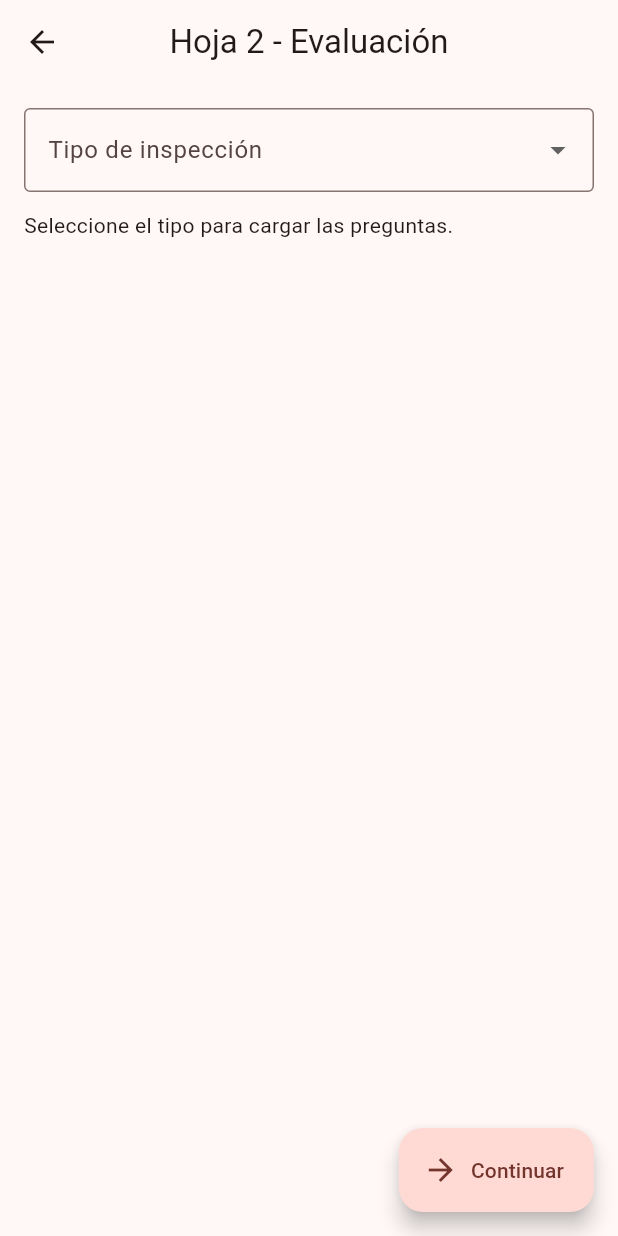
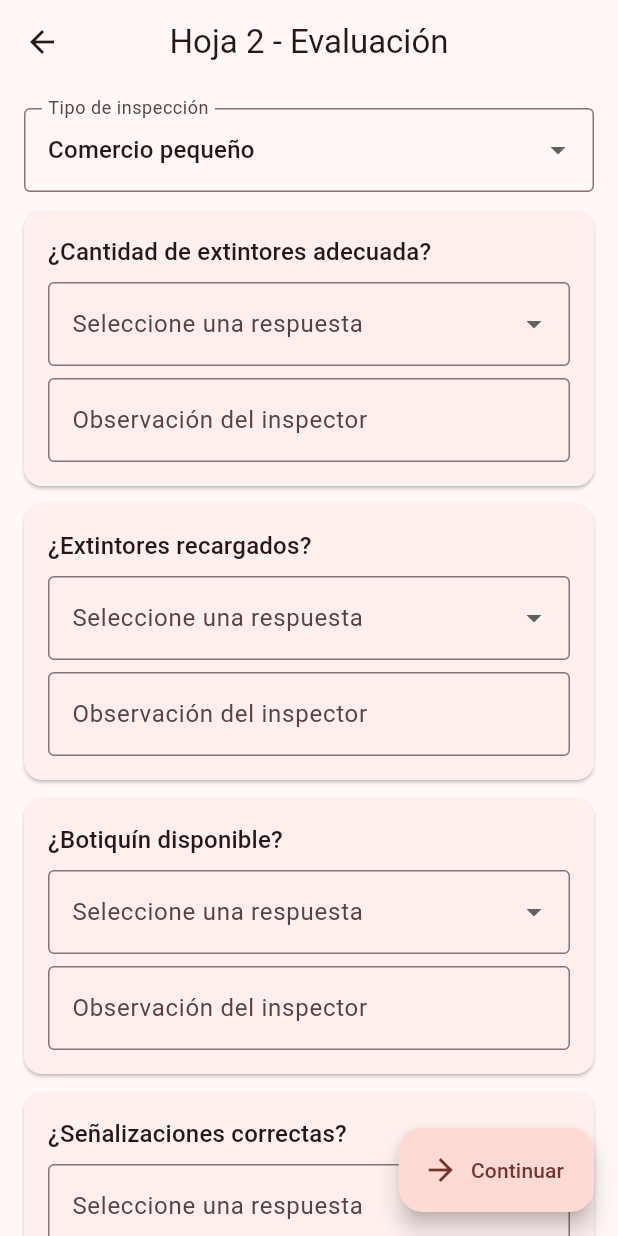
Before and after one commit to ranger22ss/cbvsa_inspecciones, a Flutter app: the EvaluationPage screen opened directly with empty values, on a phone screen of 412 x 824 dp. Run offline on Flutter 3.47's test engine with Material 3 defaults, Android fonts, the phone set to English and light mode, and no system bars; our stand-ins replace flutter_riverpod, go_router, image_picker, pdf, printing, supabase_flutter; accounts and stored records are empty; network calls fail.

Commit message:
Normalize inspection template codes

```diff
--- a/lib/core/templates.dart
+++ b/lib/core/templates.dart
@@ -6,7 +6,7 @@ class Question {
 }
 
 class TemplateDef {
-  final String code; // 'pequeno', 'grande', ...
+  final String code; // 'comercio_pequeno', 'comercio_grande', ...
   final String name;
   final int passingScore; // puntaje mínimo para “aprobado”
   final List<Question> questions;
@@ -21,7 +21,7 @@ class TemplateDef {
 
 const templates = <TemplateDef>[
   TemplateDef(
-    code: 'pequeno',
+    code: 'comercio_pequeno',
     name: 'Comercio pequeño',
     passingScore: 70,
     questions: [
@@ -33,7 +33,7 @@ const templates = <TemplateDef>[
     ],
   ),
   TemplateDef(
-    code: 'grande',
+    code: 'comercio_grande',
     name: 'Comercio grande',
     passingScore: 80,
     questions: [
@@ -45,7 +45,7 @@ const templates = <TemplateDef>[
     ],
   ),
   TemplateDef(
-    code: 'estacion',
+    code: 'estacion_servicio',
     name: 'Estación de servicio',
     passingScore: 85,
     questions: [
@@ -70,6 +70,25 @@ const templates = <TemplateDef>[
   ),
 ];
 
+String normalizeTemplateCode(String? code) {
+  switch (code) {
+    case 'comercio_pequeno':
+    case 'pequeno':
+      return 'comercio_pequeno';
+    case 'comercio_grande':
+    case 'grande':
+      return 'comercio_grande';
+    case 'estacion_servicio':
+    case 'estacion':
+      return 'estacion_servicio';
+    case 'industria':
+      return 'industria';
+    default:
+      return templates.first.code;
+  }
+}
+
 TemplateDef templateByCode(String code) {
-  return templates.firstWhere((t) => t.code == code, orElse: () => templates.first);
+  final normalized = normalizeTemplateCode(code);
+  return templates.firstWhere((t) => t.code == normalized, orElse: () => templates.first);
 }
--- a/lib/features/inspections/evaluation_page.dart
+++ b/lib/features/inspections/evaluation_page.dart
@@ -1,4 +1,6 @@
 import 'package:flutter/material.dart';
+
+import '../../core/templates.dart';
 
 /// Dropdown a prueba de crashes:
 class SafeDropdownFormField<T> extends StatelessWidget {
@@ -82,8 +84,9 @@ class _EvaluationPageState extends State<EvaluationPage> {
   @override
   void initState() {
     super.initState();
-    final t = widget.initialData['tipo_inspeccion'] as String?;
-    _tipo = _tipos.contains(t) ? t : null;
+    final raw = widget.initialData['tipo_inspeccion'] as String?;
+    final normalized = normalizeTemplateCode(raw);
+    _tipo = _tipos.contains(normalized) ? normalized : null;
   }
 
   List<Map<String, dynamic>> _getQuestions(String tipo) {
--- a/lib/features/inspections/new_inspection_wizard.dart
+++ b/lib/features/inspections/new_inspection_wizard.dart
@@ -26,7 +26,7 @@ class _NewInspectionWizardState extends ConsumerState<NewInspectionWizard> {
   final _phoneCtrl = TextEditingController();
 
   // Paso B — Plantilla (NO nulo)
-  String _templateCode = 'pequeno';
+  String _templateCode = 'comercio_pequeno';
 
   // Paso C — Respuestas, notas y fotos
   // answer: 'yes' | 'no' | 'na'
@@ -47,8 +47,8 @@ class _NewInspectionWizardState extends ConsumerState<NewInspectionWizard> {
       _addrCtrl.text = (ex['direccion_rut'] ?? '') as String;
       _respCtrl.text = (ex['responsible'] ?? '') as String;
       _phoneCtrl.text = (ex['phone'] ?? '') as String;
-      final t = (ex['tipo_inspeccion'] ?? 'pequeno') as String;
-      if (t.isNotEmpty) _templateCode = t;
+      final t = normalizeTemplateCode(ex['tipo_inspeccion'] as String?);
+      _templateCode = t;
 
       final Map<String, dynamic>? ans =
           ex['answers'] == null ? null : Map<String, dynamic>.from(ex['answers'] as Map);
```
